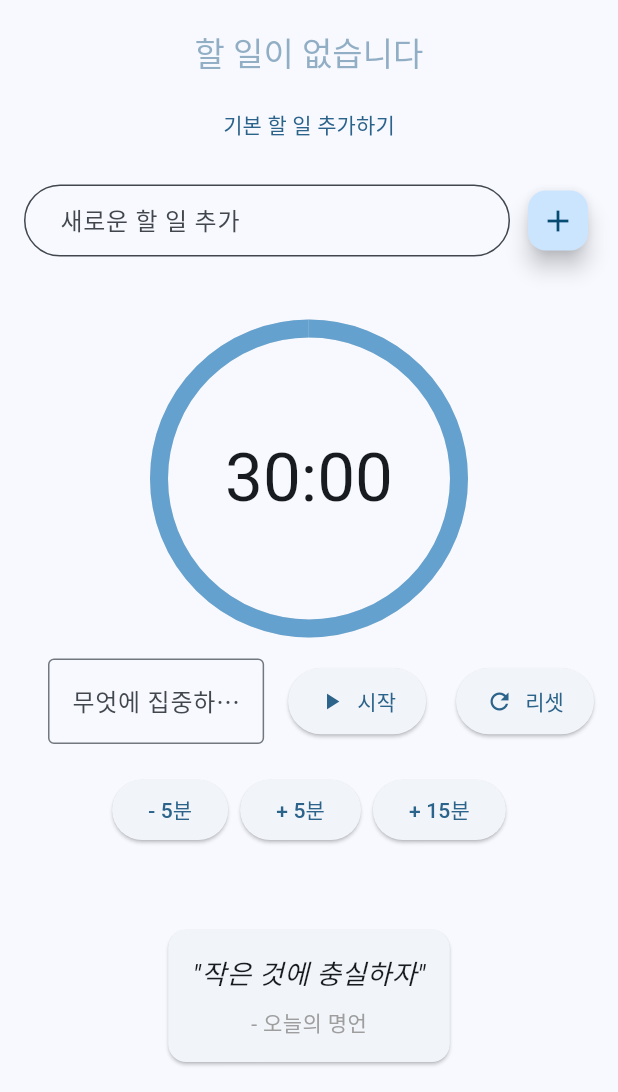
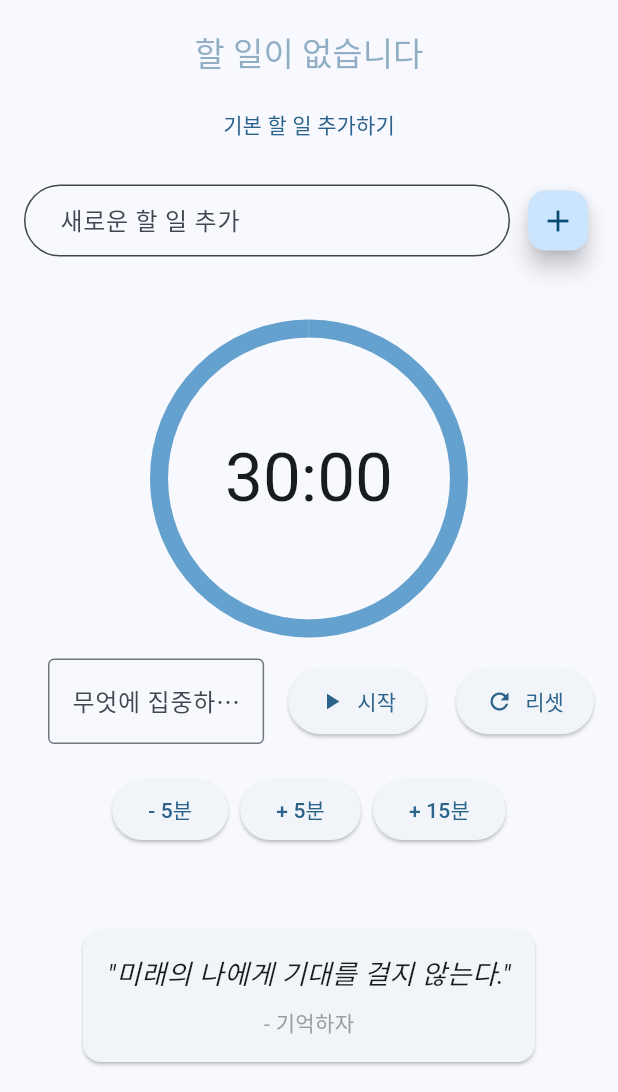
Before and after one commit to djchang-hdj/focus, a Flutter app: the screen it shows after launch, scrolled down 325 dp, on a phone screen of 412 x 824 dp, the part 144-1236 px from its top. Run offline on Flutter 3.47's test engine with Material 3 defaults, Android fonts, the light colour scheme and no system bars; our stand-ins replace shared_preferences.

Commit message:
finish app fuction

```diff
--- a/lib/main.dart
+++ b/lib/main.dart
@@ -116,8 +116,8 @@ class HomeScreen extends StatelessWidget {
                         ),
                       ),
                       SizedBox(height: 8),
-                      Text('• 유튜브 보지 말기'),
-                      Text('• SNS 하지 말기'),
+                      Text('• 유튜브, 넷플릭스, OTT 안 보기'),
+                      Text('• 커뮤니티 들어가지 않기'),
                       Text('• 불필요한 웹서핑 하지 말기'),
                     ],
                   ),
@@ -141,21 +141,44 @@ class HomeScreen extends StatelessWidget {
                 child: Padding(
                   padding: const EdgeInsets.all(16.0),
                   child: Column(
-                    children: const [
+                    children: [
+                      StreamBuilder<int>(
+                        stream: Stream.periodic(
+                            const Duration(minutes: 1), (i) => i % 4),
+                        builder: (context, snapshot) {
+                          final quotes = [
+                            '"미래의 나에게 기대를 걸지 않는다."',
+                            '"한 덩어리로 포장하지 말고, 과정을 분해하고 또 분해한다."',
+                            '"막상 해보면 금방 끝나는 일이 많다."',
+                            '"하루 물림이 열흘 간다."',
+                          ];
+                          final authors = [
+                            '- 기억하자',
+                            '- 기억하자',
+                            '- 기억하자',
+                            '- 기억하자',
+                          ];
+                          final index = snapshot.data ?? 0;
+                          return Column(
+                            children: [
                               Text(
-                        '"작은 것에 충실하자"',
-                        style: TextStyle(
+                                quotes[index],
+                                style: const TextStyle(
                                   fontSize: 18,
                                   fontStyle: FontStyle.italic,
                                 ),
                               ),
-                      SizedBox(height: 8),
+                              const SizedBox(height: 8),
                               Text(
-                        '- 오늘의 명언',
-                        style: TextStyle(
+                                authors[index],
+                                style: const TextStyle(
                                   fontSize: 14,
                                   color: Colors.grey,
                                 ),
+                              ),
+                            ],
+                          );
+                        },
                       ),
                     ],
                   ),
```
Lines whose indentation alone changed are shown as unchanged.
